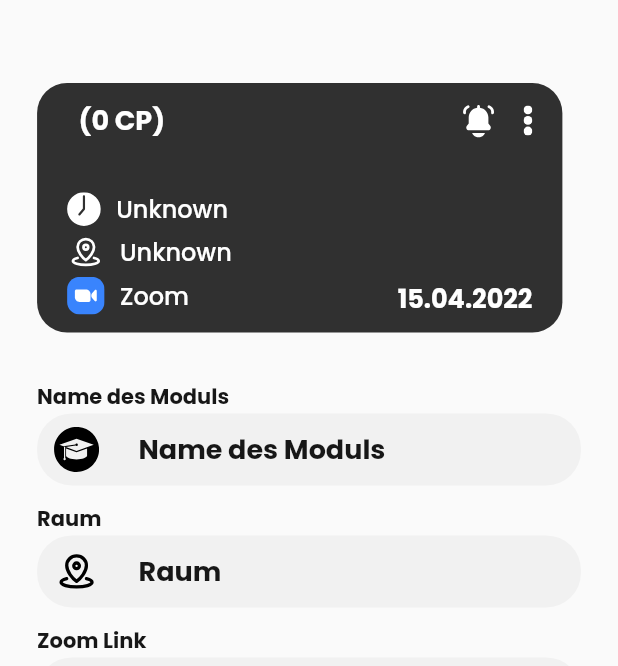
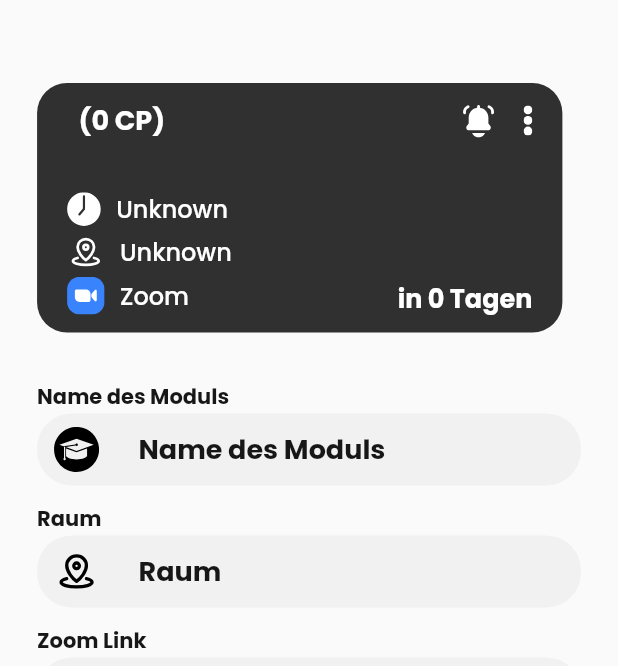
Before and after one commit to philgenb/StudyPlanner, a Flutter app: the AddModuleMenu screen opened by its route, on a phone screen of 412 x 824 dp, the part 83-749 px from its top. Run offline on Flutter 3.47's test engine with Material 2 defaults, Android fonts, the phone set to English and light mode, and no system bars; our stand-ins replace cloud_firestore, firebase_auth, firebase_core, flutter_spinkit, flutter_svg; accounts and stored records are empty.

```diff
--- a/lib/models/module.dart
+++ b/lib/models/module.dart
@@ -21,7 +21,17 @@ class Module {
   }
 
   String getDateString() {
-    return DateUtil.formatDateTimeToPrint(DateTime.fromMicrosecondsSinceEpoch(examTimeStamp.microsecondsSinceEpoch));
+    return DateUtil.formatDateTimeToPrint(examTimeStamp.toDate());
+  }
+
+  String getRemainingTimeString() {
+    Duration duration =  examTimeStamp.toDate().difference(DateTime.now());
+    int days = duration.inDays;
+    if (days >= 30) {
+      return "in ${(days / 30).round()} Monaten";
+    } else {
+      return "in $days Tagen";
+    }
   }
 
   factory Module.fromFireStore(DocumentSnapshot doc) {
--- a/lib/pages/authentication/registration.dart
+++ b/lib/pages/authentication/registration.dart
@@ -42,7 +42,7 @@ class _RegistrationState extends State<Registration> {
             TitleWidget(
                 title: "Sign Up",
                 subTitle:
-                "Create an account, so you can connect with your friends",
+                "Create an account, so you can plan your exam phase",
                 iconButton: null),
             SizedBox(
               height: SizeHelper.getDisplayHeight(context) * 0.03,
--- a/lib/pages/authentication/signin.dart
+++ b/lib/pages/authentication/signin.dart
@@ -44,7 +44,7 @@ class _SignInState extends State<SignIn> {
             TitleWidget(
                 title: "Sign In",
                 subTitle:
-                "Login into your Account to connect with your friends",
+                "Login into your Account to plan your exam phase",
                 iconButton: null),
             Form(
                 key: _formInputKey,
--- a/lib/pages/dashboard/dashboard.dart
+++ b/lib/pages/dashboard/dashboard.dart
@@ -2,11 +2,8 @@ import 'package:flutter/material.dart';
 import 'package:provider/provider.dart';
 import 'package:studyplanner/models/module.dart';
 import 'package:studyplanner/models/user.dart';
+import 'package:studyplanner/pages/dashboard/moduleswipe.dart';
 import 'package:studyplanner/pages/dashboard/vertical_module_shortlist.dart';
-import 'package:studyplanner/pages/module/module_card.dart';
-import 'package:studyplanner/pages/module/module_element.dart';
-import 'package:studyplanner/pages/dashboard/moduleswipe.dart';
-import 'package:studyplanner/shared/appbarv2.dart';
 import 'package:studyplanner/utils/sizehelper.dart';
 
 import '../../models/profile.dart';
--- a/lib/pages/module/module_card.dart
+++ b/lib/pages/module/module_card.dart
@@ -79,7 +79,7 @@ class ModuleCard extends StatelessWidget {
                     crossAxisAlignment: CrossAxisAlignment.end,
                     children: [
                       getZoomButton(module),
-                      Text(module?.getDateString() ?? "Datum", style: Theme.of(context).textTheme.headline1)
+                      Text(cropped ? module?.getDateString() ?? "" : module?.getRemainingTimeString() ?? "", style: Theme.of(context).textTheme.headline1)
                     ],
                   ),
                   cropped ? SizedBox(height: SizeHelper.getDisplayHeight(context) * 0.0125) : SizedBox()
```
